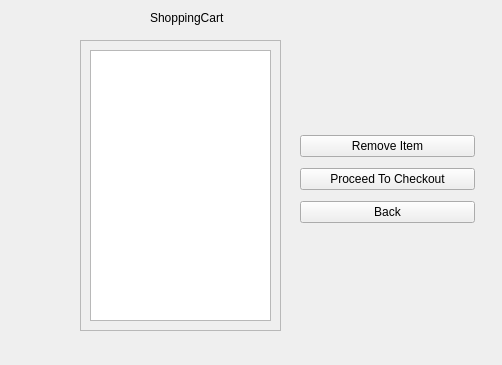
Before: the Qt Designer form CS1C-Project-Master/shoppingcartwindownew.ui in AustinVaday/CS1C-Class-Project, drawn with Qt 5.
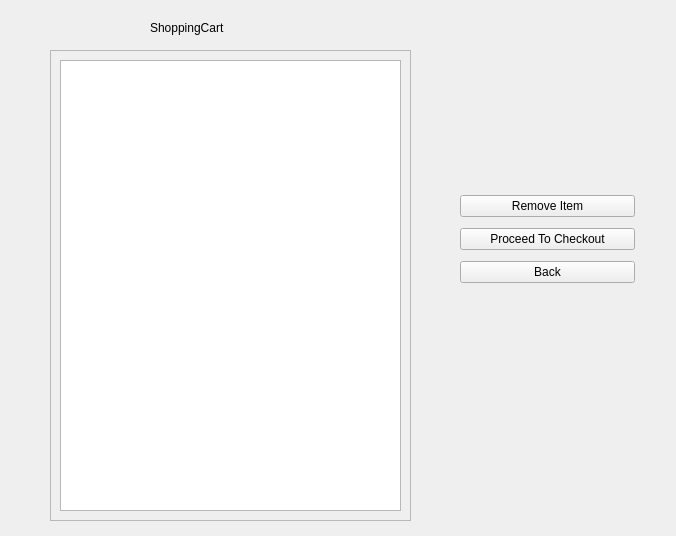
After: the same form once the commit is applied.

```diff
--- a/CS1C-Project-Master/shoppingcartwindownew.ui
+++ b/CS1C-Project-Master/shoppingcartwindownew.ui
@@ -6,8 +6,8 @@
    <rect>
     <x>0</x>
     <y>0</y>
-    <width>502</width>
-    <height>365</height>
+    <width>676</width>
+    <height>536</height>
    </rect>
   </property>
   <property name="windowTitle">
@@ -16,10 +16,10 @@
   <widget class="QScrollArea" name="scrollArea">
    <property name="geometry">
     <rect>
-     <x>80</x>
-     <y>40</y>
-     <width>201</width>
-     <height>291</height>
+     <x>50</x>
+     <y>50</y>
+     <width>361</width>
+     <height>471</height>
     </rect>
    </property>
    <property name="widgetResizable">
@@ -30,8 +30,8 @@
      <rect>
       <x>0</x>
       <y>0</y>
-      <width>199</width>
-      <height>289</height>
+      <width>359</width>
+      <height>469</height>
      </rect>
     </property>
     <layout class="QGridLayout" name="gridLayout">
@@ -45,8 +45,8 @@
    <property name="geometry">
     <rect>
      <x>150</x>
-     <y>10</y>
-     <width>91</width>
+     <y>20</y>
+     <width>111</width>
      <height>16</height>
     </rect>
    </property>
@@ -57,8 +57,8 @@
   <widget class="QWidget" name="layoutWidget">
    <property name="geometry">
     <rect>
-     <x>300</x>
-     <y>130</y>
+     <x>460</x>
+     <y>190</y>
      <width>175</width>
      <height>100</height>
     </rect>
```
